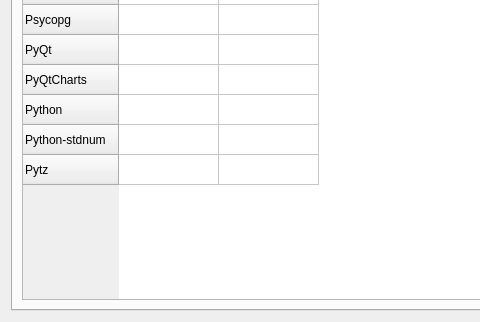
First picture: the form in caloriestracker/ui/frmAbout.ui, repository turulomio/caloriestracker, before the edit; both pictures show x 0 to 480 and y 333 to 655 of the 1145 by 655 pixel window.
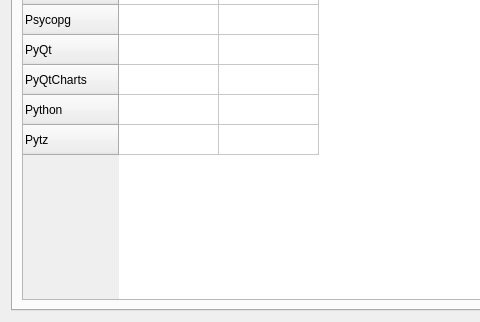
Second picture: the form after the edit. The open tabs and pages were chosen to show the change. Icons and pictures are not drawn. Custom widgets are drawn as their Qt base class.

Diff of the .ui file:
```diff
--- a/caloriestracker/ui/frmAbout.ui
+++ b/caloriestracker/ui/frmAbout.ui
@@ -218,11 +218,6 @@
              <string>Python</string>
             </property>
            </row>
-           <row>
-            <property name="text">
-             <string>Python-stdnum</string>
-            </property>
-           </row>
            <row>
             <property name="text">
              <string>Pytz</string>
```
Left out of the diff: 2 changed lines with no effect on the pictures.
